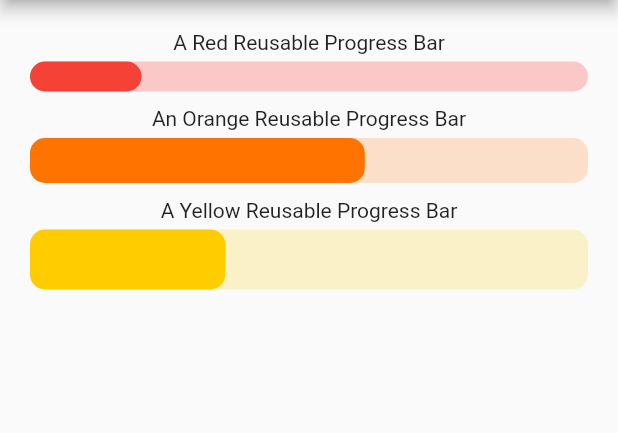
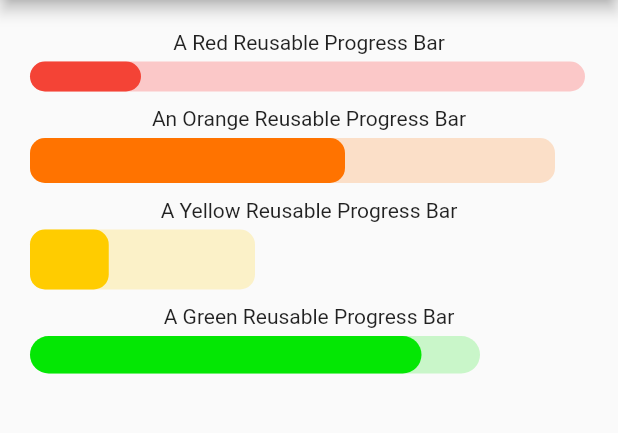
Before and after one commit to TonyoGodson/TestingReusableWidgets, a Flutter app: the screen it shows after launch, on a phone screen of 412 x 824 dp, the part 84-517 px from its top. Run offline on Flutter 3.47's test engine with Material 2 defaults, Android fonts, the phone set to English and light mode, and no system bars; drawn by our look-alikes of percent_indicator.

Commit message:
green progressbar added

```diff
--- a/lib/custom_progressbar.dart
+++ b/lib/custom_progressbar.dart
@@ -6,6 +6,7 @@ Widget customProgressBar(
     bool animation,
     int duration,
     double height,
+    double width,
     Color color1,
     Color color2,
     var percent,
@@ -17,6 +18,7 @@ Widget customProgressBar(
       animation: animation,
       animationDuration: duration,
       lineHeight: height,
+      width: width,
       percent: percent,
       progressColor: color1,    /*const Color(0xFF2B88D8),*/
       backgroundColor: color2,  /*const Color(0x772B88D8),*/
--- a/lib/widgets_screen.dart
+++ b/lib/widgets_screen.dart
@@ -22,20 +22,26 @@ class _WidgetsScreenState extends State<WidgetsScreen> {
           children: [
             const Text("A Red Reusable Progress Bar"),
             const SizedBox(height: 5),
-            customProgressBar(0.0, true, 750, 20.0, Colors.red,
+            customProgressBar(0.0, true, 750, 20.0, 370.0, Colors.red,
                 const Color(0x33FF0000), .2, 10.0, 0.0),
             const SizedBox(height: 10),
             const Text("An Orange Reusable Progress Bar"),
             const SizedBox(height: 5),
-            customProgressBar(0.0, true, 1000, 30.0,
+            customProgressBar(0.0, true, 1000, 30.0, 350.0,
                 const Color(0xFFFF7300),
                 const Color(0x33FF7300), .6, 10.0, 0.0),
             const SizedBox(height: 10),
             const Text("A Yellow Reusable Progress Bar"),
             const SizedBox(height: 5),
-            customProgressBar(0.0, true, 1000, 40.0,
+            customProgressBar(0.0, true, 1000, 40.0, 150.0,
                 const Color(0xFFFFCC00),
                 const Color(0x33FFCC00), .35, 10.0, 0.0),
+            const SizedBox(height: 10),
+            const Text("A Green Reusable Progress Bar"),
+            const SizedBox(height: 5),
+            customProgressBar(0.0, true, 1000, 25.0, 300.0,
+                const Color(0xFF04E704),
+                const Color(0x3304E704), .87, 30.0, 0.0),
           ],
         ),
       ),
```
